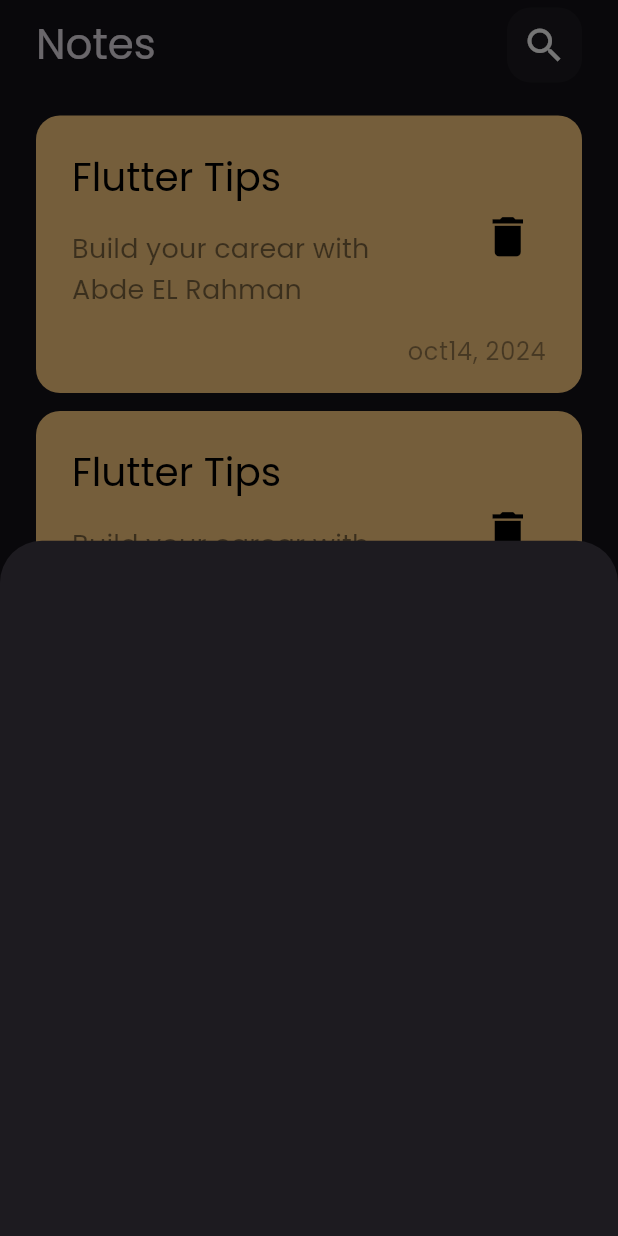
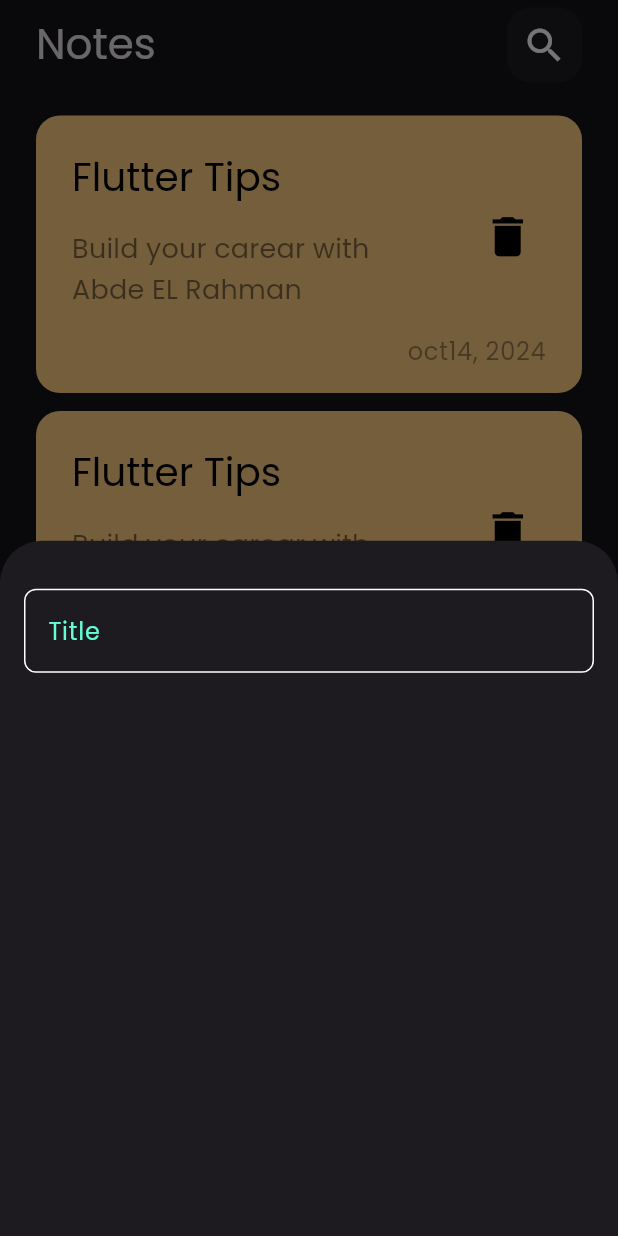
Before and after one commit to Abdelrahman-Badawi/nots_app, a Flutter app: the screen it shows after launch, after a tap on the "add" icon, on a phone screen of 412 x 824 dp. Run offline on Flutter 3.47's test engine with Material 3 defaults, Android fonts, the phone set to English and light mode, and no system bars.

Commit message:
create custom textField and kprimary colors

```diff
--- /dev/null
+++ b/lib/constants/constants.dart
@@ -0,0 +1,3 @@
+import 'package:flutter/material.dart';
+
+const kPrimaryColor = Color(0xff62FCD7);
--- a/lib/views/notes_view.dart
+++ b/lib/views/notes_view.dart
@@ -11,6 +11,7 @@
       floatingActionButton: FloatingActionButton(
         onPressed: () {
           showModalBottomSheet(
+
               context: context,
               builder: (context) {
                 return const AddNoteBottomSheet();
--- a/lib/views/widgets/add_note_bottom_sheet.dart
+++ b/lib/views/widgets/add_note_bottom_sheet.dart
@@ -1,10 +1,11 @@
 import 'package:flutter/material.dart';
+import 'package:notsapp/views/widgets/custom_text_field.dart';
 
 class AddNoteBottomSheet extends StatelessWidget {
   const AddNoteBottomSheet({super.key});
 
   @override
   Widget build(BuildContext context) {
-    return Container();
+    return const CustomTextField();
   }
 }
--- /dev/null
+++ b/lib/views/widgets/custom_text_field.dart
@@ -0,0 +1,35 @@
+import 'package:flutter/material.dart';
+import 'package:notsapp/constants/constants.dart';
+
+class CustomTextField extends StatelessWidget {
+  const CustomTextField({super.key});
+
+  @override
+  Widget build(BuildContext context) {
+    return Padding(
+      padding: const EdgeInsets.symmetric(vertical: 32, horizontal: 16),
+      child: Column(
+        children: [
+          TextField(
+            cursorColor: kPrimaryColor,
+            decoration: InputDecoration(
+              hintText: 'Title',
+              hintStyle: const TextStyle(color: kPrimaryColor),
+              border: buildBorder(),
+              enabledBorder: buildBorder(),
+              focusedBorder: buildBorder(kPrimaryColor),
+            ),
+          )
+        ],
+      ),
+    );
+  }
+
+  OutlineInputBorder buildBorder([color]) {
+    return OutlineInputBorder(
+        borderRadius: BorderRadius.circular(8),
+        borderSide: BorderSide(
+          color: color ?? Colors.white,
+        ));
+  }
+}
```
